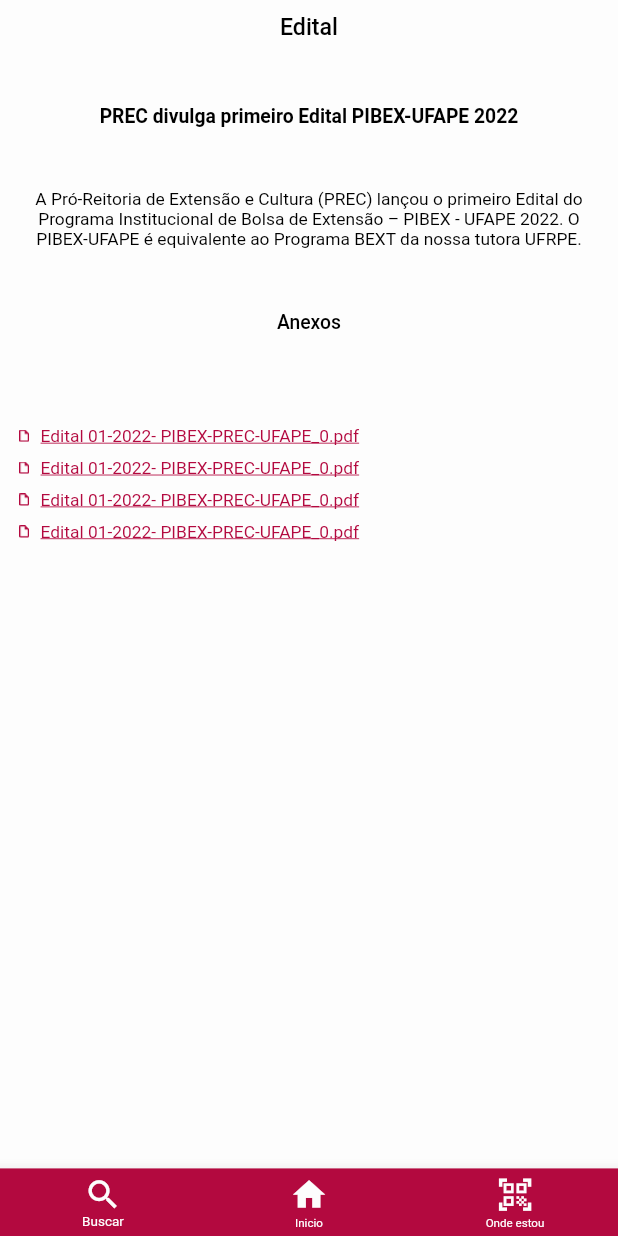
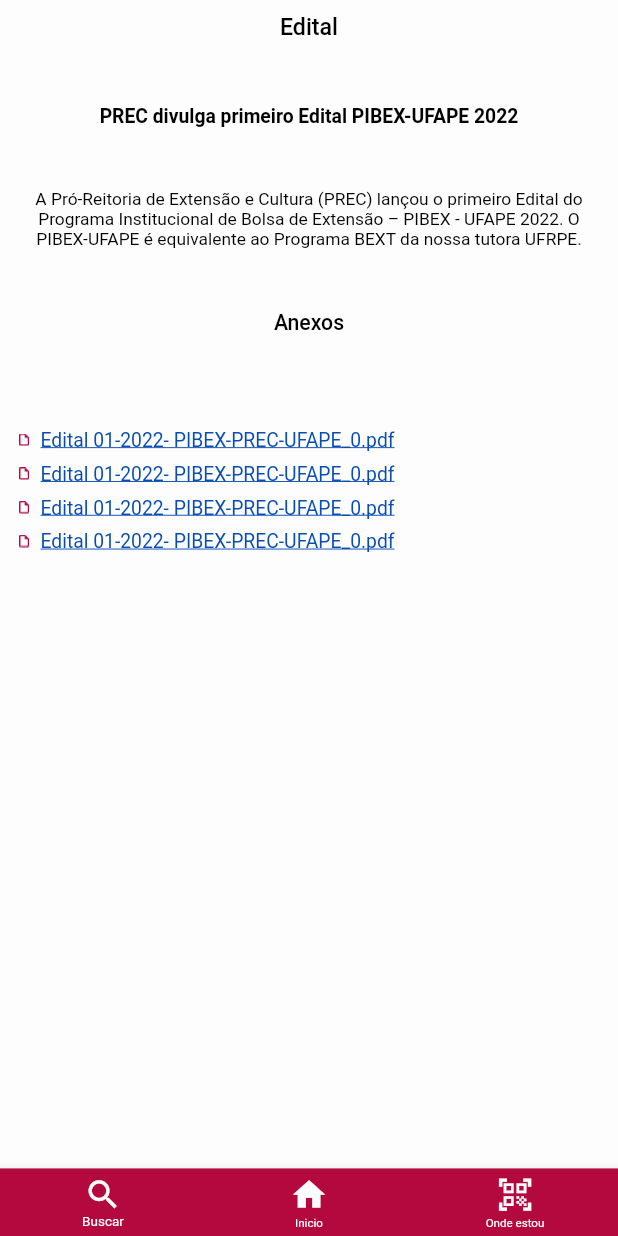
Before and after one commit to lmtsufape/appufape-v2, a Flutter app: the EditalPage screen opened by its route, on a phone screen of 412 x 824 dp. Run offline on Flutter 3.47's test engine with Material 2 defaults, Android fonts, the light colour scheme and no system bars; our stand-ins replace device_preview, dio, google_fonts, responsive_framework; missing offline and left inert: qr_code_scanner; Roboto replaces fonts that are missing (Ubuntu).

Commit message:
Constants atualizadas

```diff
--- a/lib/shared/constants/style_constants.dart
+++ b/lib/shared/constants/style_constants.dart
@@ -38,7 +38,6 @@
 const TextStyle kcaption2 = TextStyle(
     color: kOnBackgroundColor, fontSize: 16, fontWeight: FontWeight.bold);
 
-
 const TextStyle kAppBar = TextStyle(
   fontSize: 18,
   fontWeight: FontWeight.w600,
@@ -75,9 +74,9 @@
   decoration: TextDecoration.underline,
 );
 const TextStyle kTitle51 = TextStyle(
-  fontSize: 18,
+  fontSize: 20,
   fontWeight: FontWeight.w400,
-  color: kBack1,
+  color: kText3,
   decoration: TextDecoration.underline,
 );
 
@@ -93,9 +92,14 @@
 );
 
 const TextStyle kTitle8 = TextStyle(
-  fontSize: 20,
+  fontSize: 22,
   fontWeight: FontWeight.w500,
   color: kText2,
+);
+const TextStyle kTitle81 = TextStyle(
+  fontSize: 22,
+  fontWeight: FontWeight.w500,
+  color: kBack3,
 );
 const TextStyle kTitle9 = TextStyle(
   fontSize: 22,
```
